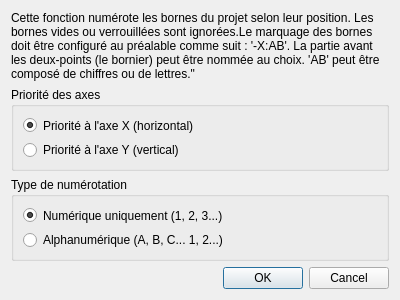
Above: sources/ui/terminalnumberingdialog.ui from qelectrotech/qelectrotech-source-mirror before the change. Below: the same form after it.
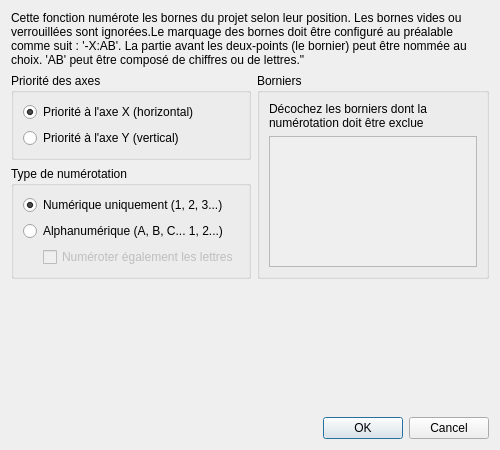
That is the form after the change.

Commit message: Extend terminal numbering dialog with letter numbering and strip selection

What changed in the file:
```diff
--- a/sources/ui/terminalnumberingdialog.ui
+++ b/sources/ui/terminalnumberingdialog.ui
@@ -6,8 +6,8 @@
             <rect>
                 <x>0</x>
                 <y>0</y>
-                <width>400</width>
-                <height>300</height>
+                <width>500</width>
+                <height>450</height>
             </rect>
         </property>
         <property name="windowTitle">
@@ -25,6 +25,10 @@
                 </widget>
             </item>
             <item>
+                <layout class="QHBoxLayout" name="horizontalLayout_main">
+                    <item>
+                        <layout class="QVBoxLayout" name="verticalLayout_left">
+                            <item>
                 <widget class="QGroupBox" name="groupBox_axis">
                     <property name="title">
                         <string>Priorité des axes</string>
@@ -73,8 +77,71 @@
                                 </property>
                             </widget>
                         </item>
-                    </layout>
-                </widget>
+                                        <item>
+                                            <layout class="QHBoxLayout" name="horizontalLayout_also_alpha">
+                                                <item>
+                                                    <spacer name="spacer_also_alpha">
+                                                        <property name="orientation">
+                                                            <enum>Qt::Horizontal</enum>
+                                                        </property>
+                                                        <property name="sizeType">
+                                                            <enum>QSizePolicy::Fixed</enum>
+                                                        </property>
+                                                        <property name="sizeHint" stdset="0">
+                                                            <size>
+                                                                <width>20</width>
+                                                                <height>0</height>
+                                                            </size>
+                                                        </property>
+                                                    </spacer>
+                                                </item>
+                                                <item>
+                                                    <widget class="QCheckBox" name="cb_also_alpha">
+                                                        <property name="text">
+                                                            <string>Numéroter également les lettres</string>
+                                                        </property>
+                                                        <property name="enabled">
+                                                            <bool>false</bool>
+                                                        </property>
+                                                    </widget>
+                                                </item>
+                                            </layout>
+                                        </item>
+                                    </layout>
+                                </widget>
+                            </item>
+                        </layout>
+                    </item>
+                    <item>
+                        <widget class="QGroupBox" name="groupBox_strips">
+                            <property name="title">
+                                <string>Borniers</string>
+                            </property>
+                            <layout class="QVBoxLayout" name="verticalLayout_strips">
+                                <item>
+                                    <widget class="QLabel" name="label_strips_description">
+                                        <property name="text">
+                                            <string>Décochez les borniers dont la numérotation doit être exclue</string>
+                                        </property>
+                                        <property name="wordWrap">
+                                            <bool>true</bool>
+                                        </property>
+                                    </widget>
+                                </item>
+                                <item>
+                                    <widget class="QScrollArea" name="scrollArea_strips">
+                                        <property name="widgetResizable">
+                                            <bool>true</bool>
+                                        </property>
+                                        <widget class="QWidget" name="scrollAreaWidgetContents_strips">
+                                            <layout class="QVBoxLayout" name="verticalLayout_strips_content"/>
+                                        </widget>
+                                    </widget>
+                                </item>
+                            </layout>
+                        </widget>
+                    </item>
+                </layout>
             </item>
             <item>
                 <spacer name="verticalSpacer">
```
Lines whose indentation alone changed are shown as unchanged. The commit also changes 3 other files.
